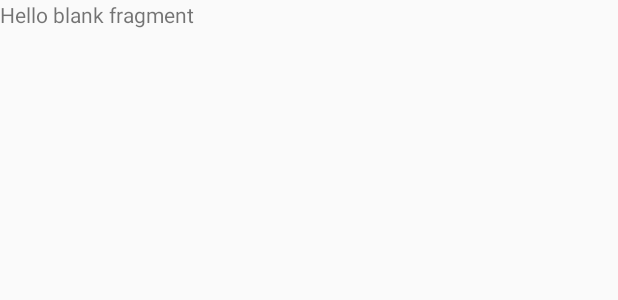
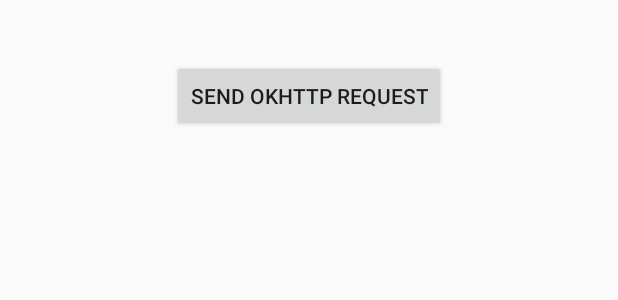
Before and after one commit to wdtht/AndroidDemos, an Android app built with Jetpack Compose: the layout fragment_okhttp.xml on its own in the app's theme, with its tools: preview values and no code run, on a phone screen of 412 x 824 dp. Shown: the top 300 px of the screen. Run offline under Robolectric (Android 15) with nearby library versions, the phone set to English and light mode, and no system bars.

Commit message:
增加okhttpDemo

```diff
--- a/app/build.gradle
+++ b/app/build.gradle
@@ -49,6 +49,7 @@ android {
 dependencies {
 
     implementation 'androidx.core:core-ktx:1.8.0'
+    implementation 'com.squareup.okhttp3:okhttp:4.1.0'
     implementation platform('org.jetbrains.kotlin:kotlin-bom:1.8.0')
     implementation 'androidx.lifecycle:lifecycle-runtime-ktx:2.3.1'
     implementation 'androidx.activity:activity-compose:1.5.1'
--- a/app/src/main/res/layout/fragment_okhttp.xml
+++ b/app/src/main/res/layout/fragment_okhttp.xml
@@ -1,14 +1,24 @@
 <?xml version="1.0" encoding="utf-8"?>
-<FrameLayout xmlns:android="http://schemas.android.com/apk/res/android"
+<LinearLayout xmlns:android="http://schemas.android.com/apk/res/android"
     xmlns:tools="http://schemas.android.com/tools"
     android:layout_width="match_parent"
     android:layout_height="match_parent"
-    tools:context=".network.fragment.OkhttpFragment">
+    tools:context=".network.fragment.OkhttpFragment"
+    android:orientation="vertical">
 
-    <!-- TODO: Update blank fragment layout -->
-    <TextView
+    <Button
+        android:layout_width="wrap_content"
+        android:layout_height="wrap_content"
+        android:id="@+id/okhttp_btn"
+        android:layout_marginTop="40dp"
+        android:layout_gravity="center"
+        android:text="@string/send_okhttp_request"/>
+    <ScrollView
         android:layout_width="match_parent"
-        android:layout_height="match_parent"
-        android:text="@string/hello_blank_fragment" />
-
-</FrameLayout>
+        android:layout_height="match_parent">
+        <TextView
+            android:layout_width="match_parent"
+            android:layout_height="wrap_content"
+            android:id="@+id/responseText"/>
+    </ScrollView>
+</LinearLayout>
--- a/app/src/main/res/values/strings.xml
+++ b/app/src/main/res/values/strings.xml
@@ -4,4 +4,5 @@
     <string name="hello_blank_fragment">Hello blank fragment</string>
     <string name="replace_fragment">replace_fragment</string>
     <string name="reset">reset</string>
+    <string name="send_okhttp_request">Send okhttp request</string>
 </resources>
```
Also changed, not shown: app/src/main/java/com/example/androiddemos/network/fragment/OkhttpFragment.java (+44 -1 lines).
